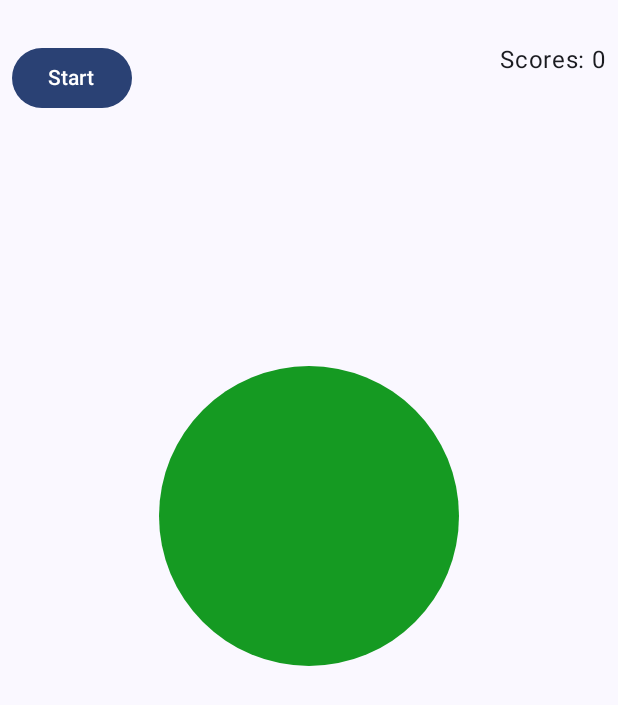
After one commit to Kleanur/cs446-project, an Android app built with Jetpack Compose: the gotrythmGameScreen screen opened through its navigation route, on a phone screen of 412 x 824 dp. The commit adds this screen. Shown: the top 705 px of the screen. Run offline under Robolectric (Android 15) with nearby library versions, the phone set to English and light mode, and no system bars; our stand-ins replace Dagger/Hilt's generated code, constraintlayout-compose.

Commit message:
gotrythm file added, gamescreen, mainacctivity, and routes are modified to add the route to the game.
AndroidManifest file modified to earn permission toward vibration service.

```diff
--- a/app/src/main/AndroidManifest.xml
+++ b/app/src/main/AndroidManifest.xml
@@ -2,6 +2,8 @@
 <manifest xmlns:android="http://schemas.android.com/apk/res/android"
     xmlns:tools="http://schemas.android.com/tools"
     package="com.example.sequoia">
+
+    <uses-permission android:name="android.permission.VIBRATE" />
 
     <application
         android:name=".BaseApplication"
--- a/app/src/main/java/com/example/sequoia/MainActivity.kt
+++ b/app/src/main/java/com/example/sequoia/MainActivity.kt
@@ -1,4 +1,5 @@
 package com.example.sequoia
+
 
 import android.os.Bundle
 import androidx.activity.ComponentActivity
@@ -11,6 +12,7 @@ import androidx.navigation.compose.composable
 import androidx.navigation.compose.rememberNavController
 import com.example.sequoia.route.Routes
 import com.example.sequoia.ui.game.GamesScreen
+import com.example.sequoia.ui.gotrythm.gotrythmGameScreen
 import com.example.sequoia.ui.home.HomeScreen
 import com.example.sequoia.ui.history.HistoryScreen
 import com.example.sequoia.ui.pitchperfectgame.PitchPerfectScreen
@@ -49,6 +51,10 @@ class MainActivity : ComponentActivity() {
                 composable(route = Routes.Settings.route) {
                     SettingsScreen(navController = navController)
                 }
+
+                composable(route = Routes.GotRythmGame.route) {
+                    gotrythmGameScreen(nc = navController)
+                }
                 composable(route = Routes.PitchPerfectGame.route) {
                     PitchPerfectScreen(navController = navController)
                 }
--- a/app/src/main/java/com/example/sequoia/route/Routes.kt
+++ b/app/src/main/java/com/example/sequoia/route/Routes.kt
@@ -4,8 +4,9 @@ sealed class Routes(val route: String) {
     object Home : Routes("home")
     object Games: Routes("games")
     object History : Routes("history")
-    object SimonSaysGame: Routes("simonSaysGame")
-    object Settings: Routes("settings")
+    object  SimonSaysGame: Routes("simonSaysGame")
+    object  Settings: Routes("settings")
+    object GotRythmGame: Routes("gotrythmgame")
     object LicketySplitGame: Routes("licketySplitGame")
     object  PitchPerfectGame: Routes("pitchperfectgame")
 }
--- a/app/src/main/java/com/example/sequoia/ui/game/GameScreen.kt
+++ b/app/src/main/java/com/example/sequoia/ui/game/GameScreen.kt
@@ -137,7 +137,7 @@ fun GamesScreen(mainViewModel: GameViewModel = viewModel(), navController: NavCo
                 ) {
                     Button(
                         onClick = {
-                            navController.navigate(Routes.SimonSaysGame.route) {
+                            navController.navigate(Routes.GotRythmGame.route) {
                                 popUpTo(Routes.Games.route)
                             }
                         },
--- /dev/null
+++ b/app/src/main/java/com/example/sequoia/ui/gotrythm/GotRythmViewModel.kt
@@ -0,0 +1,93 @@
+package com.example.sequoia.ui.gotrythm
+
+import android.content.Context
+import android.os.Build
+import android.os.VibrationEffect
+import android.os.Vibrator
+import android.os.VibratorManager
+import androidx.activity.ComponentActivity
+import androidx.compose.runtime.MutableState
+import androidx.compose.runtime.State
+import androidx.compose.runtime.currentCompositionLocalContext
+import androidx.compose.runtime.mutableStateOf
+import androidx.compose.ui.platform.LocalContext
+import androidx.core.content.ContextCompat.getSystemService
+import androidx.lifecycle.ViewModel
+import androidx.lifecycle.viewModelScope
+import com.example.sequoia.ui.simonsaysgame.SimonSaysViewModel
+import kotlinx.coroutines.delay
+import kotlinx.coroutines.launch
+import kotlin.random.Random
+
+class GotRythmViewModel() : ViewModel() {
+    private val _viewState: MutableState<GotRythmViewModel.ViewState> = mutableStateOf(ViewState())
+    val viewState : State<GotRythmViewModel.ViewState> = _viewState
+
+
+    private val timestart = 0
+    private val timeend = 0
+
+
+    val sequence: MutableList<Long> = mutableListOf()
+    val input: MutableList<Long> = mutableListOf()
+
+    data class ViewState (
+        // current level
+        val score: Int = 0,
+        val playerTurn: Boolean = false,
+        val gameRunning: Boolean = false
+    )
+
+    private fun emit(state: GotRythmViewModel.ViewState) {
+        _viewState.value = state
+    }
+
+    // initializing the vibration pattern. Vibration pattern starts with off, so add 0 at beginning
+    fun init(vib: Vibrator) {
+        viewModelScope.launch {
+            sequence.add(0)
+            sequence.add(Random.nextLong(500, 2000))
+            sequence.add(Random.nextLong(500, 2000))
+            sequence.add(Random.nextLong(500, 2000))
+            val time = timecalc()
+            input.add(0)
+            vib.vibrate(VibrationEffect.createWaveform(sequence.toLongArray(), -1))
+            delay(time)
+            emit(
+                viewState.value.copy(
+                    gameRunning = true,
+                    playerTurn = true
+                )
+            )
+        }
+    }
+
+    fun timecalc(): Long {
+        var retval:Long = 0
+        for (sec in sequence) {
+            retval += sec
+        }
+        return retval
+    }
+
+    fun startround(vib: Vibrator) {
+        viewModelScope.launch {
+            emit(viewState.value.copy(
+                playerTurn = false
+            ))
+            sequence.add(Random.nextLong(500, 2000))
+            sequence.add(Random.nextLong(500, 2000))
+            val time = timecalc()
+            vib.vibrate(VibrationEffect.createWaveform(sequence.toLongArray(), -1))
+            delay(time)
+            viewState.value.copy(
+                playerTurn = true
+            )
+        }
+    }
+
+
+
+
+
+}
--- /dev/null
+++ b/app/src/main/java/com/example/sequoia/ui/gotrythm/gotrythmGameScreen.kt
@@ -0,0 +1,129 @@
+package com.example.sequoia.ui.gotrythm
+
+import android.content.Context
+import android.os.Build
+import android.os.VibrationEffect
+import android.os.Vibrator
+import android.os.VibratorManager
+import android.view.MotionEvent
+import androidx.activity.ComponentActivity
+import androidx.compose.foundation.layout.*
+import androidx.compose.foundation.shape.CircleShape
+import androidx.compose.material3.*
+import androidx.compose.runtime.Composable
+import androidx.compose.runtime.mutableStateOf
+import androidx.compose.runtime.remember
+import androidx.compose.ui.Alignment
+import androidx.compose.ui.ExperimentalComposeUiApi
+import androidx.compose.ui.Modifier
+import androidx.compose.ui.input.pointer.pointerInteropFilter
+import androidx.compose.ui.platform.LocalContext
+import androidx.compose.ui.res.colorResource
+import androidx.compose.ui.unit.dp
+import androidx.constraintlayout.compose.ConstraintLayout
+import androidx.core.content.ContextCompat.getSystemService
+import androidx.lifecycle.viewmodel.compose.viewModel
+import androidx.navigation.NavController
+import com.example.sequoia.R
+import com.example.sequoia.ui.simonsaysgame.DrawSimonSaysBoard
+import com.example.sequoia.ui.simonsaysgame.SimonSaysViewModel
+import com.example.sequoia.ui.theme.SequoiaTheme
+
+@Composable
+fun gotrythmGameScreen(nc: NavController) {
+    SequoiaTheme {
+        Surface(
+            modifier = Modifier.fillMaxSize(),
+            color = MaterialTheme.colorScheme.background
+        ) {
+            DrawGotRythmBoard(nc)
+        }
+    }
+}
+
+@OptIn(ExperimentalComposeUiApi::class)
+@Composable
+fun DrawGotRythmBoard(nc: NavController) {
+    val viewModel = viewModel<GotRythmViewModel>()
+    val viewState = viewModel.viewState.value
+
+    val c = LocalContext.current
+    val vib = if (Build.VERSION.SDK_INT >= Build.VERSION_CODES.S) {
+        val vibratorManager =
+            c.getSystemService(Context.VIBRATOR_MANAGER_SERVICE) as VibratorManager
+        vibratorManager.defaultVibrator
+    } else {
+        @Suppress("DEPRECATION")
+        c.getSystemService(ComponentActivity.VIBRATOR_SERVICE) as Vibrator
+    }
+
+    ConstraintLayout {
+        val (gamebutton, score) = createRefs()
+
+        Row(horizontalArrangement = Arrangement.SpaceBetween,
+            modifier = Modifier
+                .fillMaxWidth()
+                .padding(8.dp)
+                .constrainAs(score) {
+                    top.linkTo(parent.top, margin = 20.dp)
+                }) {
+            if (!viewState.gameRunning) {
+                Button(onClick = {
+                    viewModel.init(vib)
+                }
+                ) {
+                    Text(
+                        text = "Start"
+                    )
+                }
+            }
+            Text(
+                text = "Scores: ${viewState.score}"
+            )
+        }
+        Column(
+            horizontalAlignment = Alignment.CenterHorizontally,
+            verticalArrangement = Arrangement.Center,
+            modifier = Modifier.constrainAs(gamebutton) {
+                top.linkTo(score.bottom, margin = 150.dp)
+                start.linkTo(parent.start, margin = 200.dp)
+                end.linkTo(parent.end, margin = 200.dp)
+            }
+        ) {
+            createbutton(viewState.playerTurn)
+        }
+    }
+}
+
+@OptIn(ExperimentalComposeUiApi::class)
+@Composable
+fun createbutton(pt:Boolean) {
+    val button = colorResource(id = R.color.games_txt_green)
+    val press = colorResource(id=R.color.button_pressed)
+    val color = remember{ mutableStateOf(button)}
+    Button(
+        onClick = {}, // blank; overwritten by pointerInteropFilter
+        shape = CircleShape,
+        modifier = Modifier
+            .padding(10.dp)
+            .size(200.dp, 200.dp)
+            .pointerInteropFilter {
+                when (it.action) {
+                    MotionEvent.ACTION_DOWN -> {
+                        if (pt) {
+                            color.value = press
+                        }
+                    }
+                    MotionEvent.ACTION_UP -> {
+                        if (pt) {
+                            color.value = button
+                            //viewModel.receiveInput(index)
+                        }
+                    }
+                }
+                true
+            },
+        colors = ButtonDefaults.buttonColors(containerColor = color.value)) {
+
+    }
+}
```
